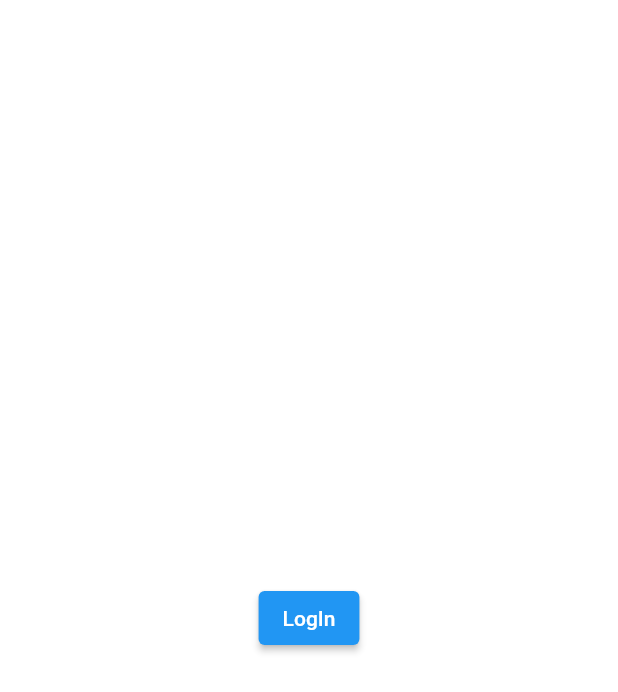
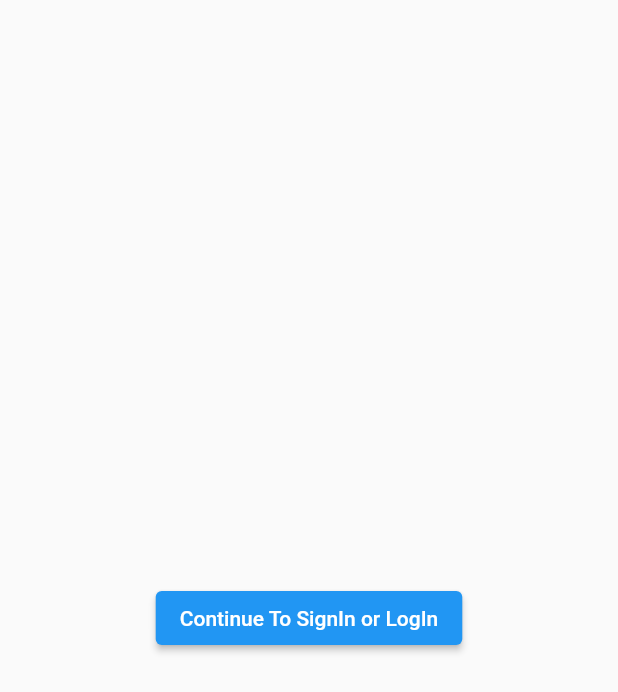
Before and after one commit to Adoniaskidane/Flutter, a Flutter app: the screen it shows after launch, on a phone screen of 412 x 824 dp. Shown: the top 692 px of the screen. Run offline on Flutter 3.47's test engine with Material 2 defaults, Android fonts, the phone set to English and light mode, and no system bars.

Commit message:
routing added, push and pop applied using name

```diff
--- a/lib/Pages/homepage.dart
+++ b/lib/Pages/homepage.dart
@@ -10,8 +10,8 @@ class HomePage extends StatefulWidget {
 class _HomePageState extends State<HomePage> {
   @override
   Widget build(BuildContext context) {
-    return Container(
-      child:Center(
+    return Scaffold(
+      body:Center(
         child: Text("HomePage"),
       ),
 
--- a/lib/Pages/welcomepage.dart
+++ b/lib/Pages/welcomepage.dart
@@ -1,23 +1,29 @@
 // ignore_for_file: avoid_unnecessary_containers, prefer_const_constructors
-
 import 'package:bunamedia/Pages/signin.dart';
 import 'package:flutter/material.dart';
 
 class WelcomPage extends StatelessWidget {
   const WelcomPage({ Key? key }) : super(key: key);
-
   @override
   Widget build(BuildContext context) {
-    return Container(
-     child: Center(
-       child: ElevatedButton(
-         onPressed: (){
-          Navigator.pop(context);
-          Navigator.push(context,MaterialPageRoute(builder: (context) =>const SignInPage()));
-         },
-         child: Text("LogIn")
+    return Scaffold(
+      body: Container(
+       child: Center(
+         child: Column(
+           mainAxisAlignment: MainAxisAlignment.center,
+           children: [
+             ElevatedButton(
+               onPressed: (){
+                //Navigator.pop(context);
+                //Navigator.push(context,MaterialPageRoute(builder: (context) =>const SignInPage()));
+                Navigator.pushReplacementNamed(context, '/SignIn');
+               },
+               child: Text("Continue To SignIn or LogIn")
+               ),
+           ],
+         ),
          ),
        ),
-     );
+    );
   }
 }
--- a/lib/main.dart
+++ b/lib/main.dart
@@ -1,5 +1,6 @@
 import 'package:bunamedia/Pages/homepage.dart';
 import 'package:bunamedia/Pages/signin.dart';
+import 'package:bunamedia/Pages/signup.dart';
 import 'package:bunamedia/Pages/welcomepage.dart';
 import 'package:flutter/material.dart';
 
@@ -19,7 +20,14 @@
       theme: ThemeData(
         primarySwatch: Colors.blue,
       ),
-      home: const WelcomPage(),
+      //home: const WelcomPage(),
+      initialRoute: '/',
+      routes: {
+        '/': (context) => const WelcomPage(),
+        '/home':(context)=>const HomePage(),
+        '/SignIn':(context)=>const SignInPage(),
+        '/SignUp':(context)=>const SignUpPage(),
+      },
     );
   }
 }
```
Also changed, not shown: lib/Pages/signin.dart (+13 -6 lines), lib/Pages/signup.dart (+27 -0 lines).
